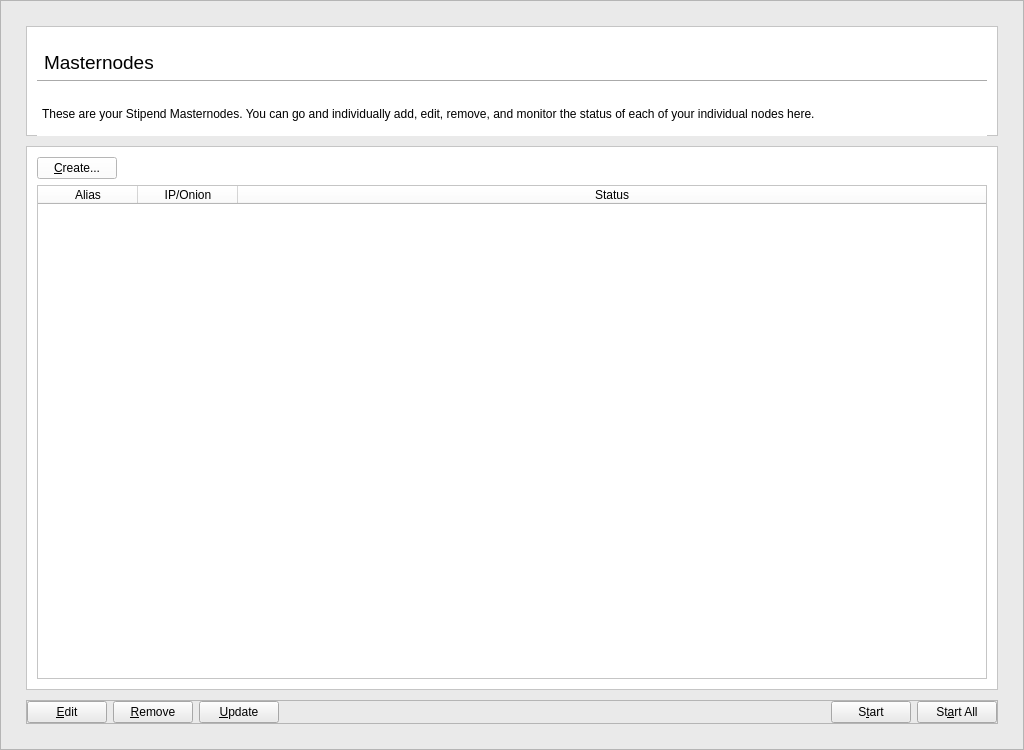
Qt form src/qt/forms/masternodemanager.ui (Stipend-Developer/stipend) before a commit.
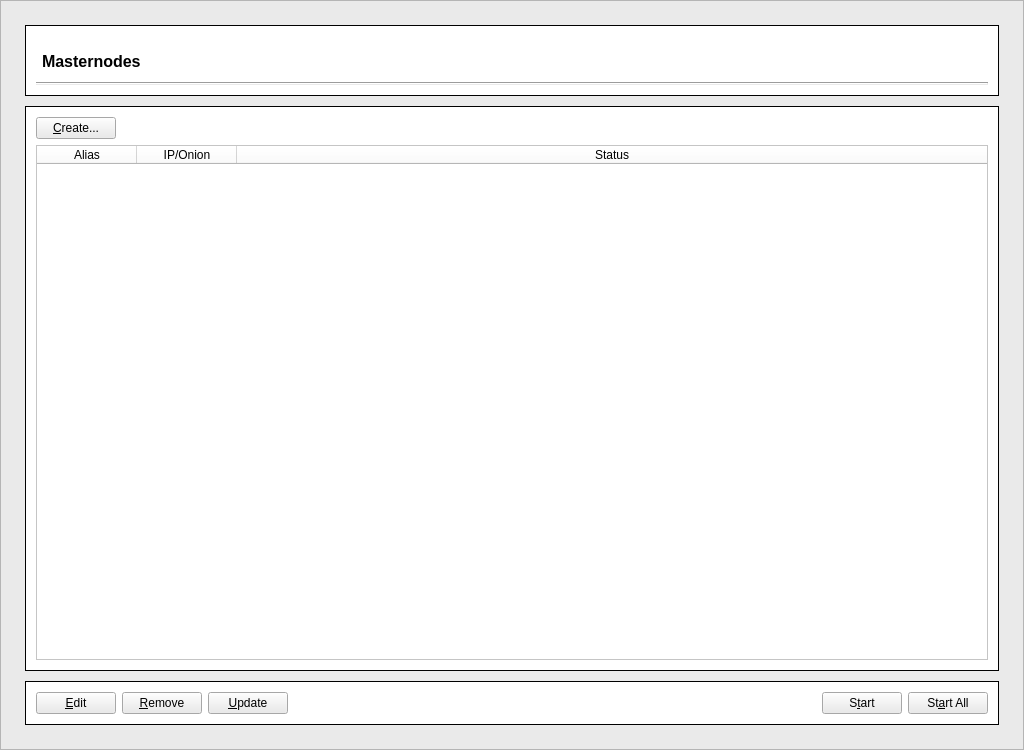
The same form after that commit.

Commit message: Finalize masternodemanager.ui for wallet redesign

Patch:
```diff
--- a/src/qt/forms/masternodemanager.ui
+++ b/src/qt/forms/masternodemanager.ui
@@ -52,16 +52,16 @@
      </property>
      <layout class="QVBoxLayout" name="verticalLayout_2">
       <property name="leftMargin">
-       <number>25</number>
+       <number>24</number>
       </property>
       <property name="topMargin">
-       <number>25</number>
+       <number>24</number>
       </property>
       <property name="rightMargin">
-       <number>25</number>
+       <number>24</number>
       </property>
       <property name="bottomMargin">
-       <number>25</number>
+       <number>24</number>
       </property>
       <item>
        <layout class="QVBoxLayout" name="verticalLayout">
@@ -73,17 +73,20 @@
           <property name="minimumSize">
            <size>
             <width>0</width>
-            <height>110</height>
+            <height>0</height>
            </size>
           </property>
           <property name="maximumSize">
            <size>
             <width>16777215</width>
-            <height>110</height>
+            <height>16777215</height>
            </size>
           </property>
           <property name="styleSheet">
-           <string notr="true">background-color: #fff;</string>
+           <string notr="true">#frame_10 {
+    background-color: #fff;
+    border: 1px solid black;
+}</string>
           </property>
           <property name="frameShape">
            <enum>QFrame::StyledPanel</enum>
@@ -163,12 +166,15 @@
                    <widget class="QLabel" name="receivingLabel_3">
                     <property name="font">
                      <font>
-                      <pointsize>14</pointsize>
+                      <pointsize>12</pointsize>
+                      <weight>75</weight>
+                      <bold>true</bold>
                      </font>
                     </property>
                     <property name="styleSheet">
-                     <string notr="true">margin-top: 10px;
-margin-left: 2px;</string>
+                     <string notr="true">padding-top: 10px;
+padding-left: 2px;
+background-color: #fff</string>
                     </property>
                     <property name="text">
                      <string>Masternodes</string>
@@ -187,93 +193,6 @@
                </property>
               </widget>
              </item>
-             <item>
-              <widget class="QFrame" name="frame_12">
-               <property name="minimumSize">
-                <size>
-                 <width>0</width>
-                 <height>50</height>
-                </size>
-               </property>
-               <property name="maximumSize">
-                <size>
-                 <width>16777215</width>
-                 <height>50</height>
-                </size>
-               </property>
-               <property name="styleSheet">
-                <string notr="true">border: 0;</string>
-               </property>
-               <property name="frameShape">
-                <enum>QFrame::StyledPanel</enum>
-               </property>
-               <property name="frameShadow">
-                <enum>QFrame::Raised</enum>
-               </property>
-               <property name="lineWidth">
-                <number>0</number>
-               </property>
-               <layout class="QHBoxLayout" name="horizontalLayout_17">
-                <property name="leftMargin">
-                 <number>0</number>
-                </property>
-                <property name="topMargin">
-                 <number>0</number>
-                </property>
-                <property name="rightMargin">
-                 <number>0</number>
-                </property>
-                <property name="bottomMargin">
-                 <number>0</number>
-                </property>
-                <item>
-                 <layout class="QHBoxLayout" name="horizontalLayout_18">
-                  <item>
-                   <widget class="QLabel" name="labelExplanation_3">
-                    <property name="minimumSize">
-                     <size>
-                      <width>0</width>
-                      <height>30</height>
-                     </size>
-                    </property>
-                    <property name="maximumSize">
-                     <size>
-                      <width>16777215</width>
-                      <height>30</height>
-                     </size>
-                    </property>
-                    <property name="styleSheet">
-                     <string notr="true">margin-left: 2px;</string>
-                    </property>
-                    <property name="text">
-                     <string>These are your Stipend Masternodes. You can go and individually add, edit, remove, and monitor the status of each of your individual nodes here. </string>
-                    </property>
-                    <property name="scaledContents">
-                     <bool>false</bool>
-                    </property>
-                    <property name="wordWrap">
-                     <bool>true</bool>
-                    </property>
-                   </widget>
-                  </item>
-                 </layout>
-                </item>
-               </layout>
-              </widget>
-             </item>
-             <item>
-              <spacer name="verticalSpacer">
-               <property name="orientation">
-                <enum>Qt::Vertical</enum>
-               </property>
-               <property name="sizeHint" stdset="0">
-                <size>
-                 <width>20</width>
-                 <height>40</height>
-                </size>
-               </property>
-              </spacer>
-             </item>
             </layout>
            </item>
           </layout>
@@ -288,7 +207,10 @@
            </size>
           </property>
           <property name="styleSheet">
-           <string notr="true">background-color: #fff;</string>
+           <string notr="true">#frame_7 {
+    background-color: #fff;
+    border: 1px solid black;
+}</string>
           </property>
           <property name="frameShape">
            <enum>QFrame::StyledPanel</enum>
@@ -346,6 +268,9 @@
                  <height>0</height>
                 </size>
                </property>
+               <property name="styleSheet">
+                <string notr="true">background-color: #fff</string>
+               </property>
                <property name="editTriggers">
                 <set>QAbstractItemView::NoEditTriggers</set>
                </property>
@@ -385,6 +310,12 @@
         </item>
         <item>
          <widget class="QFrame" name="frame_2">
+          <property name="styleSheet">
+           <string notr="true">#frame_2 {
+    background-color: #fff;
+    border: 1px solid black;
+}</string>
+          </property>
           <property name="frameShape">
            <enum>QFrame::StyledPanel</enum>
           </property>
@@ -393,16 +324,16 @@
           </property>
           <layout class="QHBoxLayout" name="horizontalLayout_5">
            <property name="leftMargin">
-            <number>0</number>
+            <number>10</number>
            </property>
            <property name="topMargin">
-            <number>0</number>
+            <number>10</number>
            </property>
            <property name="rightMargin">
-            <number>0</number>
+            <number>10</number>
            </property>
            <property name="bottomMargin">
-            <number>0</number>
+            <number>10</number>
            </property>
            <item>
             <layout class="QHBoxLayout" name="horizontalLayout_12">
```
